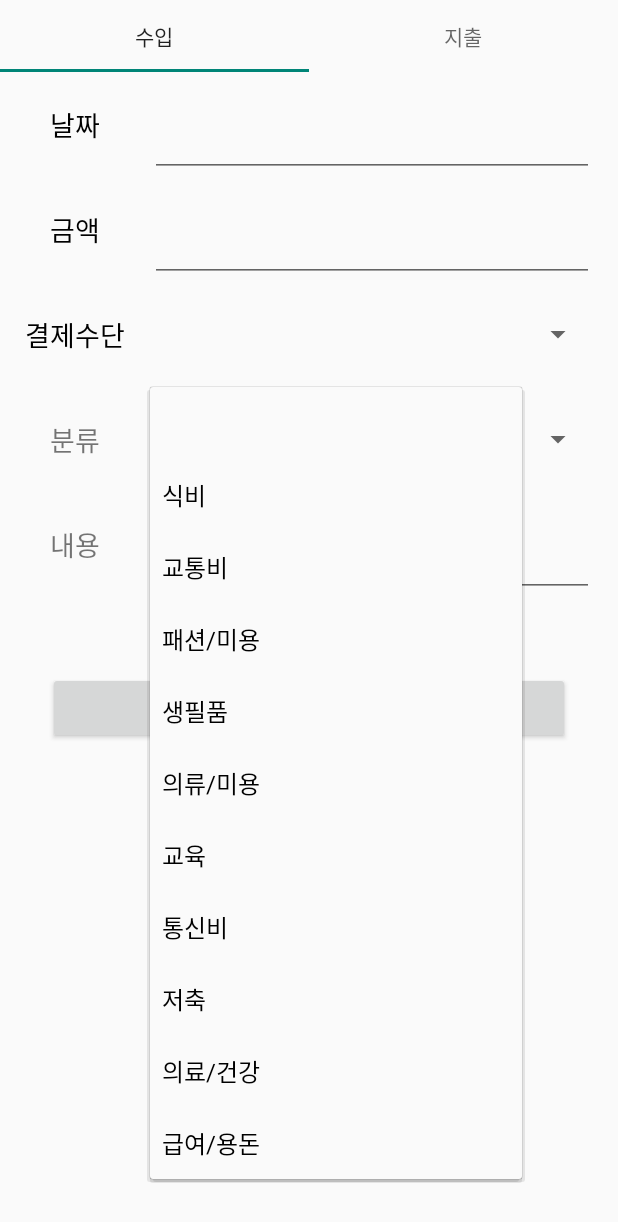
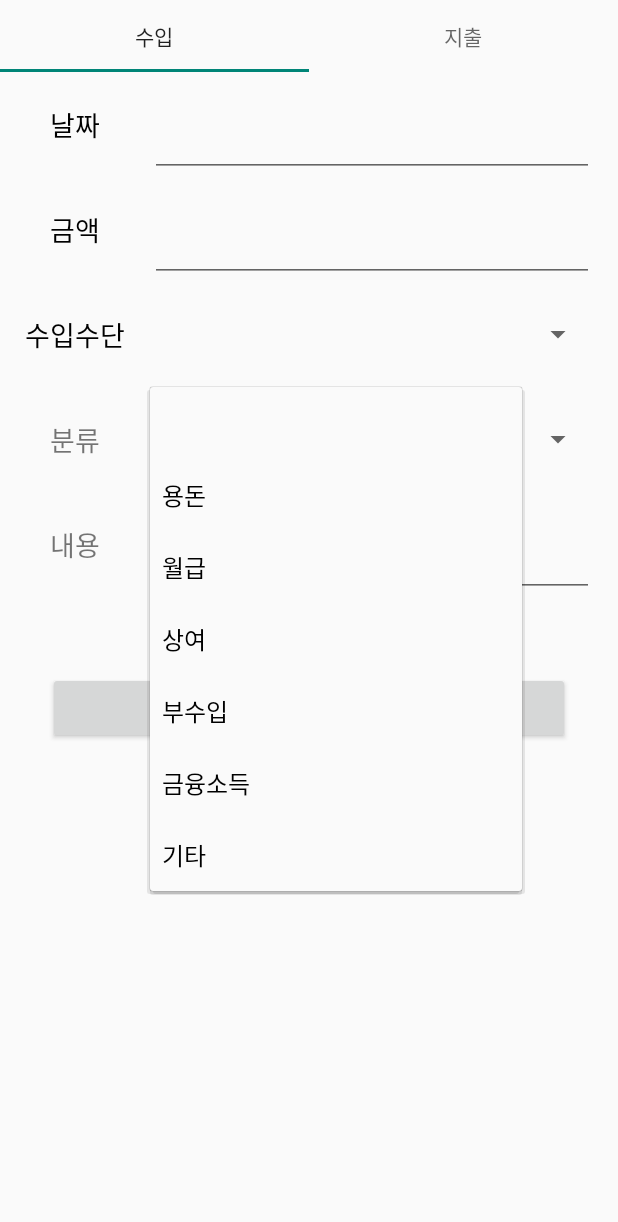
Before and after one commit to dlgkdud95/OCR_AccountBook, an Android app: the Frag_income screen opened directly, with no data from a screen before it, after a tap on an icon or button, on a phone screen of 412 x 824 dp. Shown: the top 1222 px of the screen. Run offline under Robolectric (Android 15) with nearby library versions, the light colour scheme and no system bars.

Commit message:
지출,수입수단 수정

```diff
--- a/app/src/main/res/layout/frag_view_income.xml
+++ b/app/src/main/res/layout/frag_view_income.xml
@@ -42,7 +42,7 @@
                 android:layout_width="match_parent"
                 android:layout_height="70dp"
                 android:gravity="center"
-                android:text="결제수단"
+                android:text="수입수단"
                 android:textColor="#000000"
                 android:textSize="18sp" />
 
@@ -94,7 +94,7 @@
                 android:id="@+id/in_sp_catalog"
                 android:layout_width="match_parent"
                 android:layout_height="70dp"
-                android:entries="@array/catalog" />
+                android:entries="@array/income_catalog" />
 
             <EditText
                 android:id="@+id/in_editTextDetails"
--- a/app/src/main/res/layout/frag_view_outlay.xml
+++ b/app/src/main/res/layout/frag_view_outlay.xml
@@ -93,7 +93,7 @@
                 android:id="@+id/out_sp_catalog"
                 android:layout_width="match_parent"
                 android:layout_height="70dp"
-                android:entries="@array/catalog" />
+                android:entries="@array/outlay_catalog" />
 
             <EditText
                 android:id="@+id/out_editTextDetails"
--- /dev/null
+++ b/app/src/main/res/values/income_catalog_list.xml
@@ -0,0 +1,13 @@
+<?xml version="1.0" encoding="utf-8"?>
+<resources>
+    <string-array name="income_catalog">
+        <item> </item>
+        <item>용돈</item>
+        <item>월급</item>
+        <item>상여</item>
+        <item>부수입</item>
+        <item>금융소득</item>
+        <item>기타</item>
+
+    </string-array>
+</resources>
--- a/app/src/main/res/values/catalog_list.xml
+++ b/app/src/main/res/values/outlay_catalog_list.xml
@@ -1,6 +1,6 @@
 <?xml version="1.0" encoding="utf-8"?>
 <resources>
-    <string-array name="catalog">
+    <string-array name="outlay_catalog">
         <item> </item>
         <item>식비</item>
         <item>교통비</item>
```
